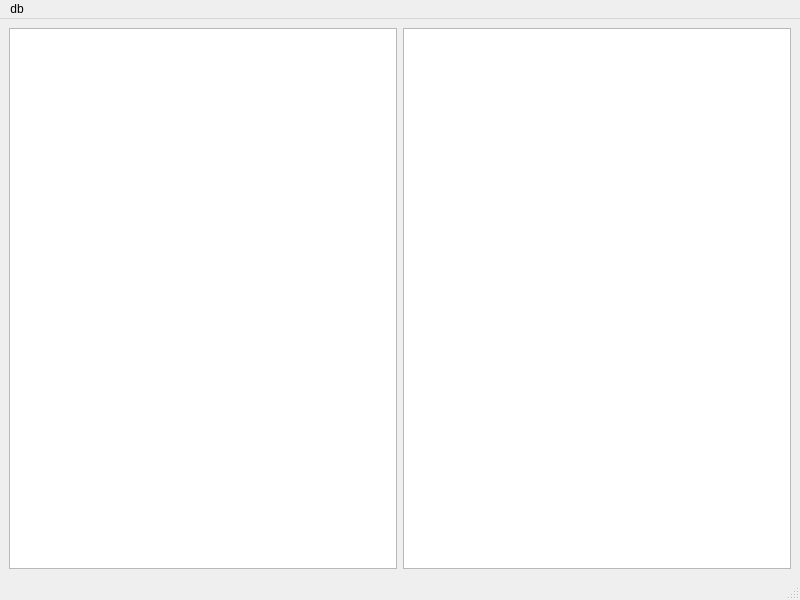
Before: the Qt Designer form mainwindow.ui in yuripilshikov/QtDbReaderProject, drawn with Qt 5.
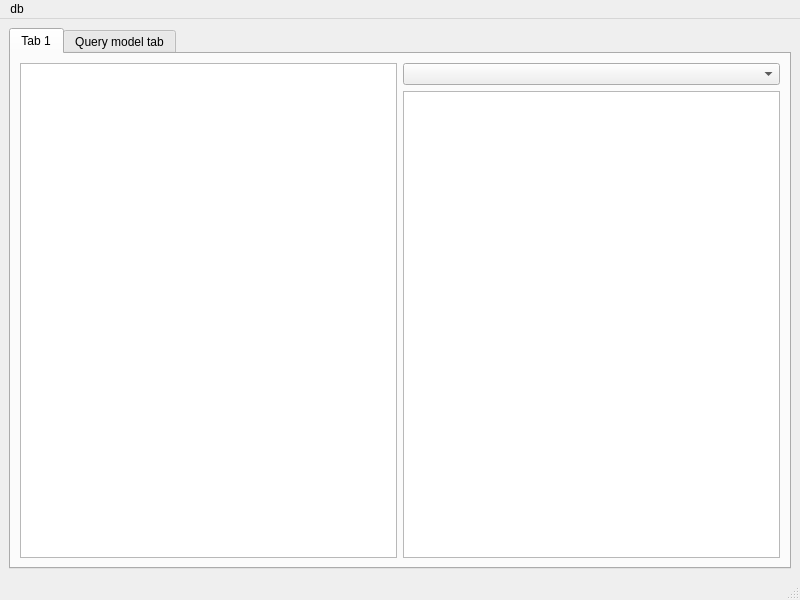
After: the same form once the commit is applied. The open tabs and pages were chosen to show the change. Custom widgets are drawn as their Qt base class.

Commit message: QueryModel widget

Patch:
```diff
--- a/mainwindow.ui
+++ b/mainwindow.ui
@@ -16,10 +16,41 @@
   <widget class="QWidget" name="centralwidget">
    <layout class="QHBoxLayout" name="horizontalLayout">
     <item>
-     <widget class="QTableView" name="tableView"/>
-    </item>
-    <item>
-     <widget class="QTextBrowser" name="textBrowser"/>
+     <widget class="QTabWidget" name="tabWidget">
+      <property name="currentIndex">
+       <number>1</number>
+      </property>
+      <widget class="QWidget" name="tab">
+       <attribute name="title">
+        <string>Tab 1</string>
+       </attribute>
+       <layout class="QHBoxLayout" name="horizontalLayout_2">
+        <item>
+         <widget class="QTableView" name="tableView"/>
+        </item>
+        <item>
+         <layout class="QVBoxLayout" name="verticalLayout">
+          <item>
+           <widget class="QComboBox" name="comboBox"/>
+          </item>
+          <item>
+           <widget class="QTextBrowser" name="textBrowser"/>
+          </item>
+         </layout>
+        </item>
+       </layout>
+      </widget>
+      <widget class="QWidget" name="tab_2">
+       <attribute name="title">
+        <string>Query model tab</string>
+       </attribute>
+       <layout class="QHBoxLayout" name="horizontalLayout_3">
+        <item>
+         <widget class="QueryModelWidget" name="queryWidget" native="true"/>
+        </item>
+       </layout>
+      </widget>
+     </widget>
     </item>
    </layout>
   </widget>
@@ -47,6 +78,14 @@
    </property>
   </action>
  </widget>
+ <customwidgets>
+  <customwidget>
+   <class>QueryModelWidget</class>
+   <extends>QWidget</extends>
+   <header>querymodelwidget.h</header>
+   <container>1</container>
+  </customwidget>
+ </customwidgets>
  <resources/>
  <connections/>
 </ui>
```
The commit also changes 6 other files.
